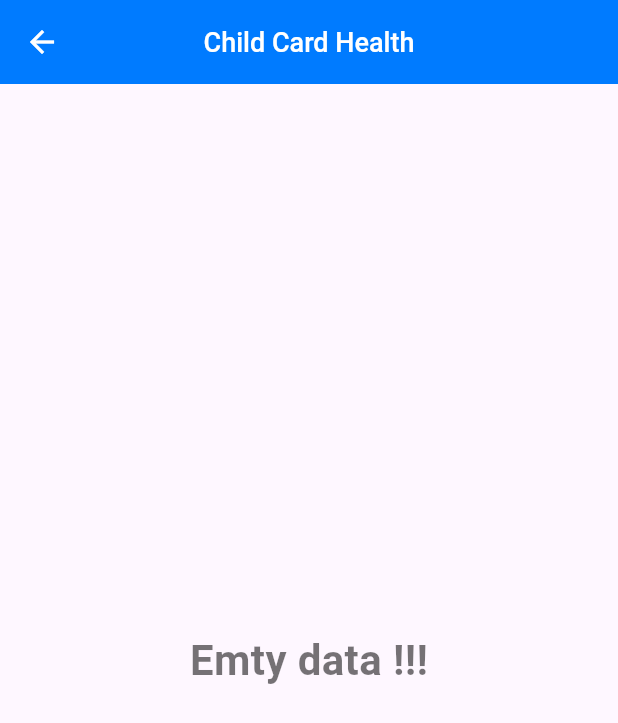
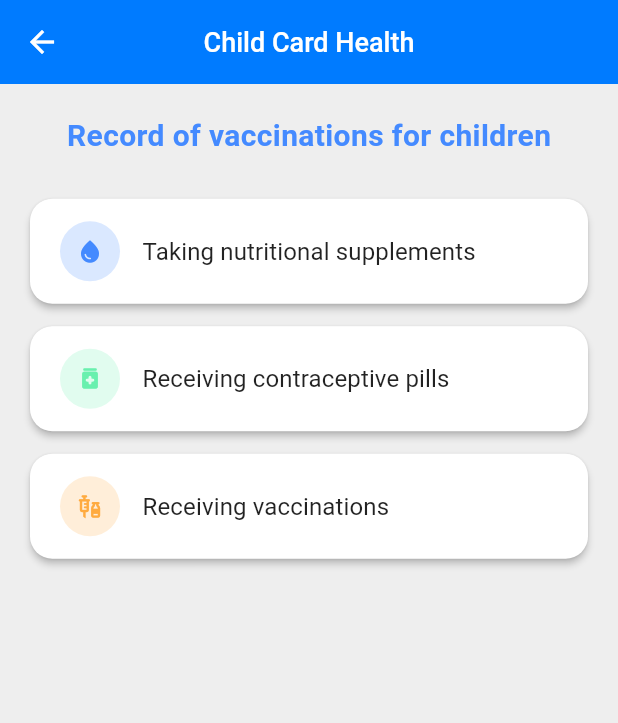
Before and after one commit to Sengleang99/child-health, a Flutter app: the ChildCardHealth screen opened directly, on a phone screen of 412 x 824 dp. Shown: the top 723 px of the screen. Run offline on Flutter 3.47's test engine with Material 3 defaults, Android fonts, the phone set to English and light mode, and no system bars; our stand-ins replace firebase_core; missing offline and left inert: swipeable_page_route; accounts and stored records are empty.

Commit message:
motify commit screen child health

```diff
--- a/lib/screens/child_card_health.dart
+++ b/lib/screens/child_card_health.dart
@@ -1,4 +1,8 @@
+import 'package:child_hearth/screens/pills.dart';
+import 'package:child_hearth/screens/supplements.dart';
+import 'package:child_hearth/widgets/child_card_health/button.dart';
 import 'package:flutter/material.dart';
+import 'package:swipeable_page_route/swipeable_page_route.dart';
 
 class ChildCardHealth extends StatelessWidget {
   const ChildCardHealth ({super.key});
@@ -6,6 +10,7 @@ class ChildCardHealth extends StatelessWidget {
   @override
   Widget build(BuildContext context) {
     return Scaffold(
+      backgroundColor: Colors.grey.shade200,
       appBar: AppBar(
         title: const Text(
           "Child Card Health",
@@ -26,12 +31,55 @@ class ChildCardHealth extends StatelessWidget {
           },
         ),
       ),
-      body: const Center(
-        child: Text("Emty data !!!", style: TextStyle(
-          fontWeight: FontWeight.bold,
-          fontSize: 28,
-          color: Colors.black54
-        ),),
+      body: SafeArea(
+        child: Column(
+          children: [
+            const Center(
+              child: Padding(
+                padding: EdgeInsets.only(top: 20),
+                child: Text(
+                  "Record of vaccinations for children",
+                  style: TextStyle(
+                    fontSize: 20,
+                    fontWeight: FontWeight.bold,
+                    color: Colors.blueAccent,
+                  ),
+                ),
+              ),
+            ),
+            const SizedBox(height: 20),
+            ButtonChildCard(
+              buttons: [
+                ButtonData(
+                  label: "Taking nutritional supplements",
+                  icon: Icons.water_drop,
+                  iconBackgroundColor: Colors.blueAccent,
+                  onPressed: () {
+                    Navigator.of(context).push(SwipeablePageRoute(
+                      builder: (BuildContext context) => Supplements(),
+                    ));
+                  },
+                ),
+                ButtonData(
+                  label: "Receiving contraceptive pills",
+                  icon: Icons.medication_rounded,
+                  iconBackgroundColor: Colors.greenAccent,
+                  onPressed: () {
+                    Navigator.of(context).push(SwipeablePageRoute(
+                      builder: (BuildContext context) => PillsScreen(),
+                    ));
+                  },
+                ),
+                ButtonData(
+                  label: "Receiving vaccinations",
+                  icon: Icons.vaccines,
+                  iconBackgroundColor: Colors.orangeAccent,
+                  onPressed: () {},
+                ),
+              ],
+            ),
+          ],
+        ),
       ),
     );
   }
--- a/lib/screens/schedule.dart
+++ b/lib/screens/schedule.dart
@@ -24,7 +24,7 @@ class ScheduleScreen extends StatelessWidget {
     ];
 
     return Padding(
-      padding: const EdgeInsets.only(top: 50, right: 15, left: 15),
+      padding: const EdgeInsets.only(top: 55, right: 15, left: 15),
       child: SingleChildScrollView(
         child: Column(
           children: [
@@ -33,7 +33,7 @@ class ScheduleScreen extends StatelessWidget {
               style: TextStyle(
                 fontWeight: FontWeight.bold,
                 fontSize: 24,
-                color: Colors.lightBlueAccent,
+                color: Colors.blueAccent,
               ),
             ),
             const SizedBox(height: 20),
--- /dev/null
+++ b/lib/widgets/child_card_health/button.dart
@@ -0,0 +1,71 @@
+import 'package:flutter/material.dart';
+
+class ButtonChildCard extends StatelessWidget {
+  final List<ButtonData> buttons;
+
+  const ButtonChildCard({
+    Key? key,
+    required this.buttons,
+  }) : super(key: key);
+
+  @override
+  Widget build(BuildContext context) {
+    return Column(
+      children: buttons.map((button) => _buildButton(button)).toList(),
+    );
+  }
+
+  Widget _buildButton(ButtonData button) {
+    return Padding(
+      padding: const EdgeInsets.symmetric(horizontal: 20, vertical: 7.5),
+      child: ElevatedButton(
+        onPressed: button.onPressed,
+        style: ElevatedButton.styleFrom(
+          backgroundColor: Colors.white,
+          elevation: 2,
+          padding: const EdgeInsets.symmetric(vertical: 15),
+          shape: RoundedRectangleBorder(
+            borderRadius: BorderRadius.circular(15),
+          ),
+        ),
+        child: Padding(
+          padding: const EdgeInsets.only(left: 20),
+          child: Row(
+            children: [
+              CircleAvatar(
+                backgroundColor: button.iconBackgroundColor.withOpacity(0.2),
+                child: Icon(
+                  button.icon,
+                  color: button.iconBackgroundColor,
+                ),
+              ),
+              const SizedBox(width: 15),
+              Text(
+                button.label,
+                style: const TextStyle(
+                  fontSize: 16,
+                  fontWeight: FontWeight.w400,
+                  color: Colors.black87,
+                ),
+              ),
+            ],
+          ),
+        ),
+      ),
+    );
+  }
+}
+
+class ButtonData {
+  final String label;
+  final IconData icon;
+  final Color iconBackgroundColor;
+  final VoidCallback onPressed;
+
+  ButtonData({
+    required this.label,
+    required this.icon,
+    required this.iconBackgroundColor,
+    required this.onPressed,
+  });
+}
--- a/lib/widgets/notification/title_widget.dart
+++ b/lib/widgets/notification/title_widget.dart
@@ -5,7 +5,7 @@ class TitleWidget extends StatelessWidget {
 
   @override
   Widget build(BuildContext context) {
-    return Text(
+    return const Text(
       "Notifications",
       style: TextStyle(
         fontSize: 24,
```
Also changed, not shown: lib/screens/calendar.dart (+29 -27 lines), lib/screens/homescreen.dart (+4 -5 lines), lib/screens/pills.dart (added, +90 -0 lines), lib/screens/supplements.dart (added, +90 -0 lines), lib/screens/type_of_vaccine.dart (+6 -15 lines), lib/widgets/homescreen/button_calendar_widget.dart (+7 -5 lines), lib/widgets/homescreen/button_child_healthcard_widget.dart (+12 -9 lines), lib/widgets/homescreen/button_register_widget.dart (+10 -6 lines), lib/widgets/homescreen/button_type_vaccine_widget.dart (+12 -6 lines), lib/widgets/homescreen/infor_child_widget.dart (+34 -67 lines), assets/images/177188eb20b4855fc736174a61343f05-removebg-preview.png (added).
